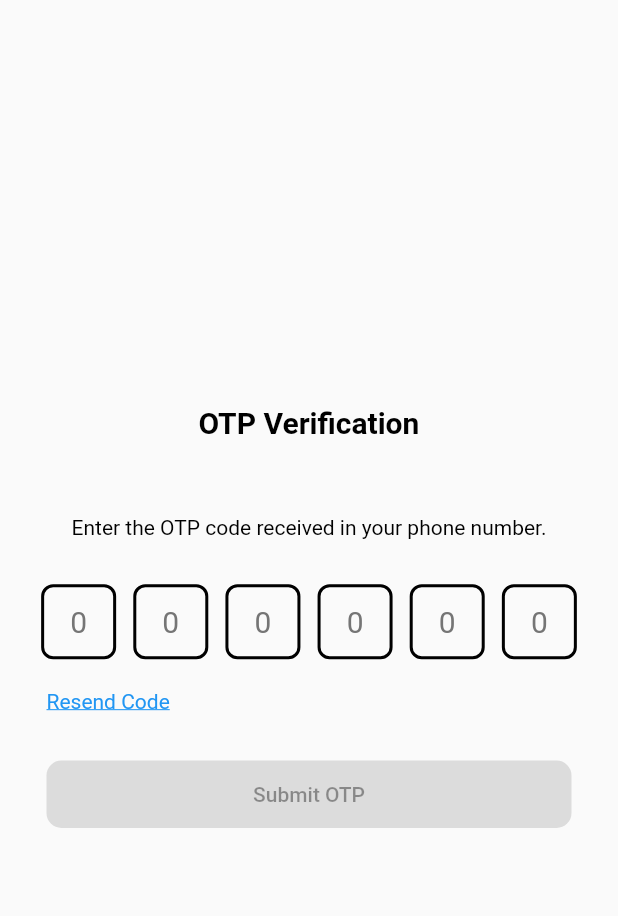
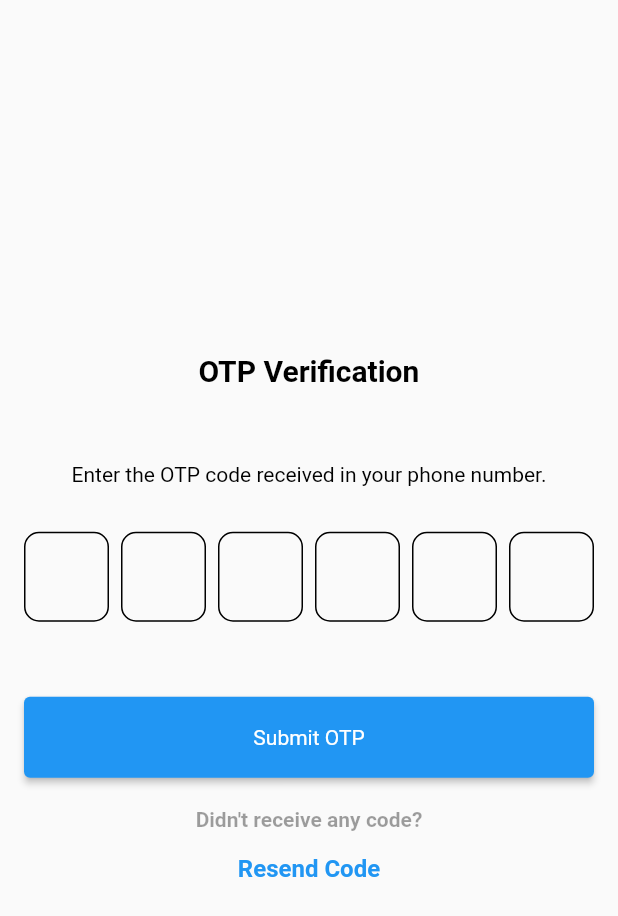
Before and after one commit to HimaniGrg/RideHailingApp, a Flutter app: the OtpPageScreen screen opened by its route, on a phone screen of 412 x 824 dp. Shown: the top 916 px of the screen. Run offline on Flutter 3.47's test engine with Material 2 defaults, Android fonts, the phone set to English and light mode, and no system bars; drawn by our look-alikes of pinput; our stand-ins replace cached_network_image, country_picker, dotted_border, firebase_auth, firebase_core, flutter_svg and 2 more; accounts and stored records are empty; Roboto replaces fonts that are missing (Kameron, Kantumruy).

Commit message:
Update UI for login and otp screen

```diff
--- a/lib/pages/dashboard_page_screen.dart
+++ b/lib/pages/dashboard_page_screen.dart
@@ -14,6 +14,7 @@ class _DashboardPageScreenState extends State<DashboardPageScreen> {
     return Scaffold(
       appBar: AppBar(
         title: Text('Dashboard'),
+        automaticallyImplyLeading: false,
       ),
       body: Padding(
         padding: const EdgeInsets.all(16.0),
--- a/lib/pages/otp_page_screen.dart
+++ b/lib/pages/otp_page_screen.dart
@@ -1,4 +1,5 @@
 import 'package:flutter/material.dart';
+import 'package:pinput/pinput.dart';
 import 'package:ride_hailing_app/app_export.dart';
 import 'package:ride_hailing_app/auth/register_auth.dart';
 
@@ -12,6 +13,8 @@ class OtpPageScreen extends StatefulWidget {
 }
 
 class _OtpPageScreenState extends State<OtpPageScreen> {
+  String otpCode = "";
+
   List<TextEditingController> otpControllers =
       List.generate(6, (_) => TextEditingController());
   List<FocusNode> focusNodes = List.generate(6, (_) => FocusNode());
@@ -35,9 +38,8 @@ class _OtpPageScreenState extends State<OtpPageScreen> {
         child: SingleChildScrollView(
           child: Padding(
             padding: const EdgeInsets.all(16.0),
-            child: Column(
-              mainAxisAlignment: MainAxisAlignment.center,
-              children: [
+            child:
+                Column(mainAxisAlignment: MainAxisAlignment.center, children: [
               Column(
                 children: [
                   Text(
@@ -55,98 +57,63 @@ class _OtpPageScreenState extends State<OtpPageScreen> {
                   SizedBox(
                     height: 30,
                   ),
-                    Row(
-                      mainAxisAlignment: MainAxisAlignment.spaceEvenly,
-                      children: List.generate(
-                          6, // length of OTP code
-                          (index) => Container(
-                                width: 50,
-                                height: 50,
-                                alignment: Alignment.center,
+                  Pinput(
+                    length: 6,
+                    showCursor: true,
+                    defaultPinTheme: PinTheme(
+                      width: 60,
+                      height: 60,
                       decoration: BoxDecoration(
-                                  border: Border.all(width: 2),
-                                  borderRadius: BorderRadius.circular(8),
+                        borderRadius: BorderRadius.circular(10),
+                        border: Border.all(
+                          color: Colors.black,
                         ),
-                                child: TextField(
-                                  controller: otpControllers[index],
-                                  focusNode: focusNodes[index],
-                                  keyboardType: TextInputType.number,
-                                  textAlign: TextAlign.center,
-                                  cursorColor: Colors.black,
-                                  maxLength: 1,
-                                  style: theme.textTheme.bodyMedium,
-                                  decoration: InputDecoration(
-                                    counterText: '',
-                                    hintText: '0',
-                                    hintStyle: TextStyle(
-                                        fontWeight: FontWeight.normal,
+                      ),
+                      textStyle: const TextStyle(
                         fontSize: 20,
-                                        color: Colors.grey.shade600),
-                                    border: InputBorder.none,
+                        fontWeight: FontWeight.w600,
                       ),
-                                  onChanged: (value) {
-                                    if (value.isNotEmpty &&
-                                        index < otpControllers.length - 1) {
-                                      focusNodes[index + 1].requestFocus();
-                                    }
-                                    //check if all fields are filled
-                                    areTextFieldsFilled = otpControllers.every(
-                                        (controller) =>
-                                            controller.text.isNotEmpty);
-                                    setState(() {});
+                    ),
+                    onSubmitted: (value) {
+                      setState(() {
+                        otpCode = value;
+                      });
                     },
-                                  // onEditingComplete: () {
-                                  //   //if user want to edit the code
-                                  //   if (otpControllers[index].text.isEmpty &&
-                                  //       index > 0) {
-                                  //     focusNodes[index - 1].requestFocus();
-                                  //   }
-                                  // },
-                                ),
-                              )),
                   ),
                   SizedBox(
                     height: 20,
                   ),
                 ],
               ),
-                Column(
-                  crossAxisAlignment: CrossAxisAlignment.start,
-                  children: [
-                    GestureDetector(
-                      onTap: () {
-                        //
+              const SizedBox(
+                height: 30,
+              ),
+              CustomElevatedButton(
+                text: "Submit OTP",
+                onPressed: () {
+                  if (otpCode != null) {}
+                  onTapSubmitOTP();
                 },
-                      child: Text(
-                        'Resend Code',
+              ),
+              const SizedBox(height: 20),
+              const Text(
+                "Didn't receive any code?",
                 style: TextStyle(
-                          color: Colors.blue,
-                          decoration: TextDecoration.underline,
+                  fontSize: 14,
+                  fontWeight: FontWeight.bold,
+                  color: Colors.black38,
                 ),
               ),
+              const SizedBox(height: 15),
+              const Text(
+                "Resend Code",
+                style: TextStyle(
+                  fontSize: 16,
+                  fontWeight: FontWeight.bold,
+                  color: Colors.blue,
                 ),
-                    SizedBox(
-                      height: 30,
-                    ),
-                    ElevatedButton(
-                      onPressed: areTextFieldsFilled
-                          ? () {
-                              onTapSubmitOTP();
-                            }
-                          : null, //disable the button if not filled
-                      child: Text('Submit OTP'),
-                      style: ElevatedButton.styleFrom(
-                        fixedSize: Size(350, 45),
-                        backgroundColor: Colors.blue.shade600,
-                        shape: RoundedRectangleBorder(
-                          borderRadius: BorderRadius.circular(10),
-                        ),
-                      ),
-                    ),
-                  ],
-                ),
-              ],
-            ),
+              )
+            ]),
           ),
         ),
       ),
--- a/lib/pages/starting_page_screen.dart
+++ b/lib/pages/starting_page_screen.dart
@@ -10,6 +10,7 @@ class StartingPageScreen extends StatelessWidget {
         child: Scaffold(
             backgroundColor: theme.colorScheme.onPrimary.withOpacity(1),
             body: Container(
+                height: MediaQuery.of(context).size.height,
                 width: double.maxFinite,
                 padding: EdgeInsets.symmetric(horizontal: 32, vertical: 192),
                 child: Column(
--- a/pubspec.yaml
+++ b/pubspec.yaml
@@ -25,7 +25,8 @@ dependencies:
   dotted_border: ^2.1.0
 
   cloud_firestore: ^4.14.0
-  firebase_core: ^2.24.2
+  # firebase_core: ^2.24.2
+  firebase_core: ^2.2.0
   firebase_auth: ^4.15.3
   provider: ^5.0.0
 
```
Also changed, not shown: lib/auth/register_auth.dart (+58 -31 lines), lib/main.dart (+7 -3 lines), lib/pages/registration_page_screen.dart (+26 -30 lines), lib/firebase_options.dart (deleted), 1 other file. Lines whose indentation alone changed are shown as unchanged.
